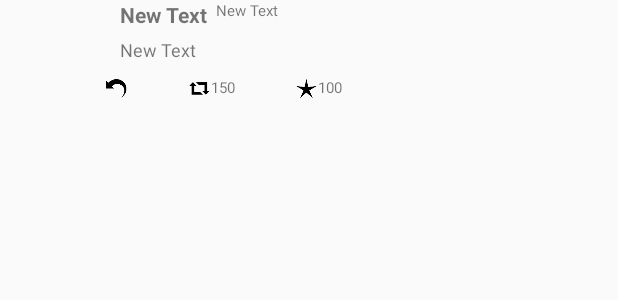
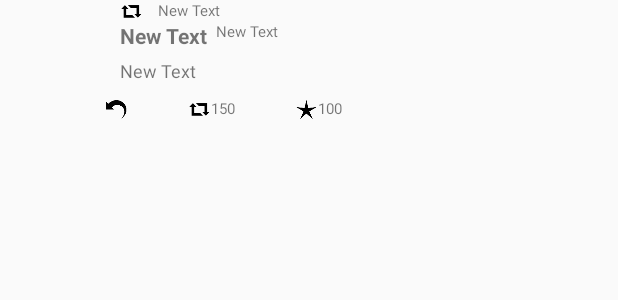
Before and after one commit to nandaja/androiddummy, an Android app: the layout item_tweet.xml on its own in the app's theme, with its tools: preview values and no code run, on a phone screen of 412 x 824 dp. Shown: the top 300 px of the screen. Run offline under Robolectric (Android 15) with nearby library versions, the phone set to English and light mode, and no system bars.

Commit message:
Added re-tweeted status on timeline

```diff
--- a/MySimpleTweets/app/src/main/res/layout/item_tweet.xml
+++ b/MySimpleTweets/app/src/main/res/layout/item_tweet.xml
@@ -3,6 +3,8 @@
     android:layout_width="match_parent"
     android:layout_height="match_parent"
     android:descendantFocusability="blocksDescendants">
+
+
 
     <ImageView
         android:id="@+id/ivUserProfilePic"
@@ -13,11 +15,32 @@
         android:layout_alignParentTop="true"
         android:layout_margin="10dp" />
 
+    <ImageView
+        android:layout_width="15dp"
+        android:layout_height="15dp"
+        android:id="@+id/reTweeted"
+        android:layout_marginLeft="10dp"
+        android:layout_toRightOf="@+id/ivUserProfilePic"
+        android:src="@drawable/ic_retweet"/>
+
+    <TextView
+        android:id="@+id/tvRetweeted"
+        android:layout_width="wrap_content"
+        android:layout_height="wrap_content"
+        android:layout_alignParentTop="true"
+        android:layout_toEndOf="@+id/ivUserProfilePic"
+        android:layout_toRightOf="@+id/reTweeted"
+        android:paddingLeft="10dp"
+        android:textSize="10sp"
+        android:text="New Text"
+        />
+
+
     <TextView
         android:id="@+id/tvUserName"
         android:layout_width="wrap_content"
         android:layout_height="wrap_content"
-        android:layout_alignParentTop="true"
+        android:layout_below="@+id/tvRetweeted"
         android:layout_toEndOf="@+id/ivUserProfilePic"
         android:layout_toRightOf="@+id/ivUserProfilePic"
         android:paddingLeft="10dp"
@@ -56,7 +79,7 @@
         android:layout_toEndOf="@+id/tvUserName"
         android:layout_toRightOf="@+id/tvUserName"
         android:layout_alignTop="@+id/tvUserName"
-        android:layout_alignParentTop="true"
+        android:layout_below="@+id/tvRetweeted"
         android:paddingLeft="5dp"
         android:textSize="10sp"
         android:text="New Text" />
```
Also changed, not shown: MySimpleTweets/app/src/main/java/com/codepath/apps/mysimpletweets/adapters/TweetsArrayAdapter.java (+13 -0 lines), MySimpleTweets/app/src/main/java/com/codepath/apps/mysimpletweets/models/Tweet.java (+28 -1 lines).
